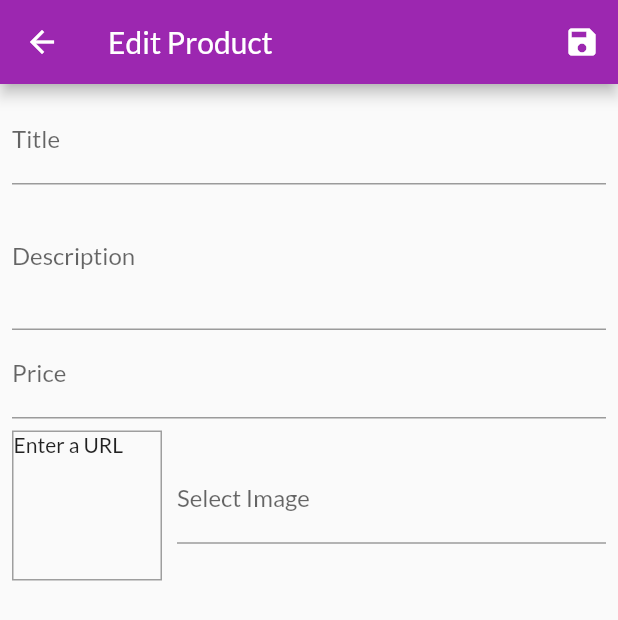
After one commit to Cyph33r/myShop, a Flutter app: the EditProductScreen screen opened by its route, on a phone screen of 412 x 824 dp. The commit adds this screen. Shown: the top 620 px of the screen. Run offline on Flutter 3.47's test engine with Material 2 defaults, Android fonts, the phone set to English and light mode, and no system bars; our stand-ins replace badges; network calls fail.

Commit message:
added product managing features

```diff
--- a/lib/providers/products.dart
+++ b/lib/providers/products.dart
@@ -43,6 +43,16 @@ class Products with ChangeNotifier {
     notifyListeners();
   }
 
+  void addProduct(Product product) {
+    _items.add(product);
+    notifyListeners();
+  }
+
+  void removeProductById(int id) {
+    _items.removeWhere((product) => product.id == id);
+    notifyListeners();
+  }
+
   void showOnlyFavoriteProducts() {
     _showFavoritesOnly = true;
     notifyListeners();
--- /dev/null
+++ b/lib/screens/edit_product_screen.dart
@@ -0,0 +1,110 @@
+import 'package:flutter/material.dart';
+import 'package:provider/provider.dart';
+
+import '../providers/product.dart';
+import '../providers/products.dart';
+
+class EditProductScreen extends StatefulWidget {
+  static const routeName = 'edit_product_screen';
+
+  const EditProductScreen({Key? key}) : super(key: key);
+
+  @override
+  State<EditProductScreen> createState() => _EditProductScreenState();
+}
+
+class _EditProductScreenState extends State<EditProductScreen> {
+  String imageUrl = '';
+  final _form = GlobalKey<FormState>();
+  var product = Product(title: '', description: '', price: 0, imageUrl: '');
+
+  @override
+  Widget build(BuildContext context) {
+    var products = Provider.of<Products>(context);
+    void _saveForm() {
+      _form.currentState?.save();
+      products.addProduct(product);
+    }
+    return Scaffold(
+      appBar: AppBar(
+        title: const Text('Edit Product'),
+        actions: [
+          IconButton(onPressed: _saveForm, icon: const Icon(Icons.save))
+        ],
+      ),
+      body: Padding(
+        padding: const EdgeInsets.all(8.0),
+        child: Form(
+            key: _form,
+            child: Column(
+              children: [
+                TextFormField(
+                  decoration: const InputDecoration(
+                    labelText: 'Title',
+                  ),
+                  textInputAction: TextInputAction.next,
+                  onSaved: (value) {
+                    product = product.copyWith(title: value);
+                  },
+                ),
+                TextFormField(
+                  decoration: const InputDecoration(labelText: 'Description'),
+                  keyboardType: TextInputType.multiline,
+                  maxLines: 3,
+                  textInputAction: TextInputAction.newline,
+                  onSaved: (value) {
+                    product = product.copyWith(description: value);
+                  },
+                ),
+                TextFormField(
+                  keyboardType: TextInputType.number,
+                  decoration: const InputDecoration(labelText: 'Price'),
+                  textInputAction: TextInputAction.next,
+                  onSaved: (value) {
+                    product = product.copyWith(
+                        price: double.tryParse(value!.trim()) ?? 0.0);
+                  },
+                ),
+                Row(
+                  children: [
+                    Container(
+                      width: 100,
+                      height: 100,
+                      margin: const EdgeInsets.only(
+                        top: 8,
+                        right: 10,
+                      ),
+                      decoration: BoxDecoration(
+                          border: Border.all(width: 1, color: Colors.grey)),
+                      child: imageUrl.isEmpty
+                          ? const Text('Enter a URL')
+                          : Image.network(
+                              imageUrl,
+                              errorBuilder: (context, object, trace) =>
+                                  const Text('Enter a Valid URL'),
+                            ),
+                    ),
+                    Expanded(
+                      child: TextFormField(
+                        initialValue: imageUrl,
+                        keyboardType: TextInputType.url,
+                        decoration:
+                            const InputDecoration(labelText: 'Select Image'),
+                        textInputAction: TextInputAction.done,
+                        onChanged: (newValue) => setState(() {
+                          imageUrl = newValue;
+                        }),
+                        onSaved: (value) {
+                          product = product.copyWith(imageUrl: value);
+                        },
+                        onFieldSubmitted: (_) => _saveForm(),
+                      ),
+                    ),
+                  ],
+                ),
+              ],
+            )),
+      ),
+    );
+  }
+}
--- a/lib/screens/products_overview_screen.dart
+++ b/lib/screens/products_overview_screen.dart
@@ -58,7 +58,6 @@ class ProductsOverviewScreen extends StatelessWidget {
                       value: FilterOverFlowMenuItems.all,
                       child: Text('Show All'),
                     ),
-                    const PopupMenuItem(value: 3, child: Text('Orders'))
                   ])
         ],
       ),
--- a/pubspec.yaml
+++ b/pubspec.yaml
@@ -31,9 +31,11 @@ dependencies:
     sdk: flutter
   provider: ^6.0.3
   data_classes: ^3.0.0+1
-  preview: ^0.0.8
   badges: ^2.0.3
   intl : ^0.17.0
+  http: ^0.13.4
+  http_parser: ^4.0.1
+  image_picker: ^0.8.5+3
 
 
   # The following adds the Cupertino Icons font to your application.
```
Also changed, not shown: lib/main.dart (+7 -1 lines), lib/providers/cart.dart (+21 -1 lines), lib/screens/available_products_screen.dart (added, +41 -0 lines), lib/widgets/app_drawer.dart (+11 -2 lines), lib/widgets/available_product_item.dart (added, +74 -0 lines), lib/widgets/cart_item.dart (+18 -1 lines), lib/widgets/product_item.dart (+20 -4 lines), pubspec.lock.
